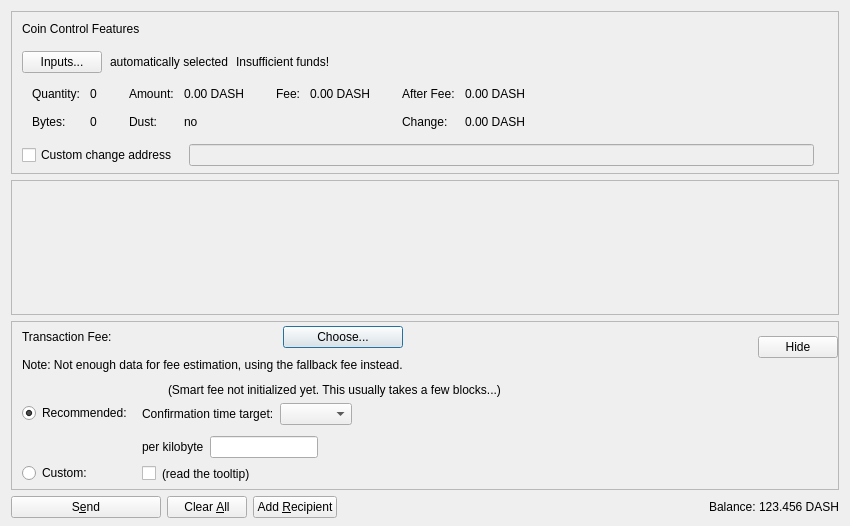
The window that src/qt/forms/sendcoinsdialog.ui (d0wn3d/gobyte) describes before a commit, drawn with Qt 5.
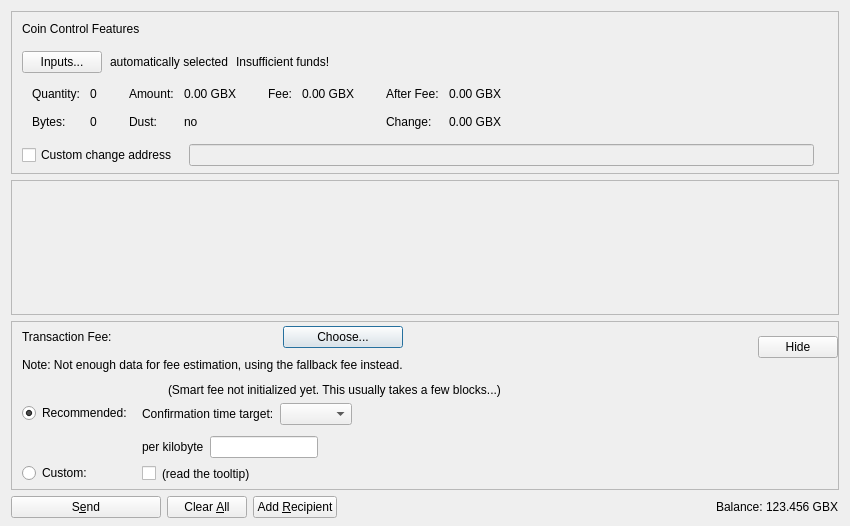
The same window after the commit. Custom widgets are drawn as their Qt base class.

Commit message:
chore(branding):Rebrands Dash Core to GoByte Core throughout documentation
Updates all documentation, examples, and user-facing references
from Dash Core to GoByte Core, including command names, URLs,
network references, and sample configuration paths. Improves
consistency, clarifies instructions, and ensures all technical
and community resources point to GoByte-related endpoints.
Modernizes terminology and aligns project branding.
Pray for me :)

```diff
--- a/src/qt/forms/sendcoinsdialog.ui
+++ b/src/qt/forms/sendcoinsdialog.ui
@@ -288,7 +288,7 @@
                   <enum>Qt::ActionsContextMenu</enum>
                  </property>
                  <property name="text">
-                  <string notr="true">0.00 DASH</string>
+                  <string notr="true">0.00 GBX</string>
                  </property>
                  <property name="textInteractionFlags">
                   <set>Qt::LinksAccessibleByMouse|Qt::TextSelectableByKeyboard|Qt::TextSelectableByMouse</set>
@@ -356,7 +356,7 @@
                   <enum>Qt::ActionsContextMenu</enum>
                  </property>
                  <property name="text">
-                  <string notr="true">0.00 DASH</string>
+                  <string notr="true">0.00 GBX</string>
                  </property>
                  <property name="textInteractionFlags">
                   <set>Qt::LinksAccessibleByMouse|Qt::TextSelectableByKeyboard|Qt::TextSelectableByMouse</set>
@@ -401,7 +401,7 @@
                   <enum>Qt::ActionsContextMenu</enum>
                  </property>
                  <property name="text">
-                  <string notr="true">0.00 DASH</string>
+                  <string notr="true">0.00 GBX</string>
                  </property>
                  <property name="textInteractionFlags">
                   <set>Qt::LinksAccessibleByMouse|Qt::TextSelectableByKeyboard|Qt::TextSelectableByMouse</set>
@@ -424,7 +424,7 @@
                   <enum>Qt::ActionsContextMenu</enum>
                  </property>
                  <property name="text">
-                  <string notr="true">0.00 DASH</string>
+                  <string notr="true">0.00 GBX</string>
                  </property>
                  <property name="textInteractionFlags">
                   <set>Qt::LinksAccessibleByMouse|Qt::TextSelectableByKeyboard|Qt::TextSelectableByMouse</set>
@@ -1156,7 +1156,7 @@
           <cursorShape>IBeamCursor</cursorShape>
          </property>
          <property name="text">
-          <string notr="true">123.456 DASH</string>
+          <string notr="true">123.456 GBX</string>
          </property>
          <property name="textInteractionFlags">
           <set>Qt::LinksAccessibleByMouse|Qt::TextSelectableByKeyboard|Qt::TextSelectableByMouse</set>
```
Left out of the diff: 6 changed lines with no effect on the pictures. The commit also changes 172 other files.
